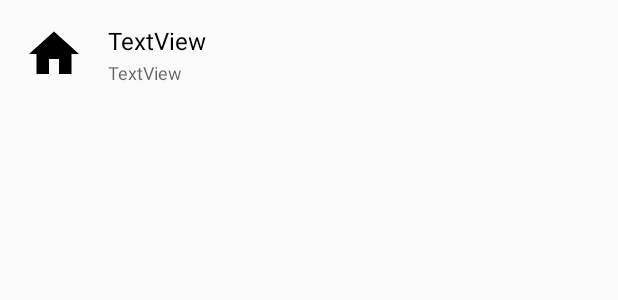
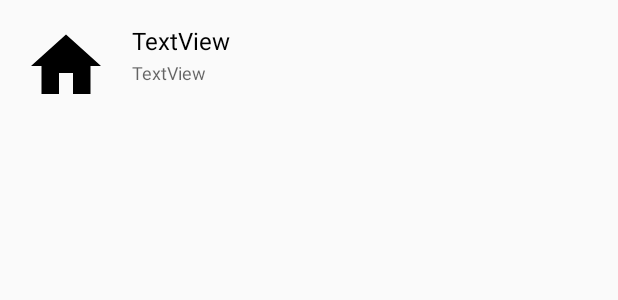
Before and after one commit to petretiandrea/subspedia-app, an Android app: the layout subtitle_details_item.xml on its own in the app's theme, with its tools: preview values and no code run, on a phone screen of 412 x 824 dp. Shown: the top 300 px of the screen. Run offline under Robolectric (Android 15) with nearby library versions, the phone set to English and light mode, and no system bars.

```diff
--- a/app/src/main/java/com/andreapetreti/subspedia/DashboardActivity.java
+++ b/app/src/main/java/com/andreapetreti/subspedia/DashboardActivity.java
@@ -1,6 +1,7 @@
 package com.andreapetreti.subspedia;
 
 import android.Manifest;
+import android.content.Intent;
 import android.content.pm.PackageManager;
 import android.os.Bundle;
 import android.support.annotation.NonNull;
--- a/app/src/main/res/layout/subtitle_details_item.xml
+++ b/app/src/main/res/layout/subtitle_details_item.xml
@@ -10,11 +10,13 @@
 
     <ImageView
         android:id="@+id/thubSub"
-        android:layout_width="40dp"
-        android:layout_height="40dp"
+        android:layout_width="56dp"
+        android:layout_height="56dp"
+        android:layout_marginStart="16dp"
         android:layout_marginLeft="16dp"
-        android:layout_marginStart="16dp"
         android:layout_marginTop="16dp"
+        android:layout_marginBottom="16dp"
+        app:layout_constraintBottom_toBottomOf="parent"
         app:layout_constraintStart_toStartOf="parent"
         app:layout_constraintTop_toTopOf="parent"
         app:srcCompat="@drawable/ic_home_black_24dp" />
```
Also changed, not shown: app/src/main/java/com/andreapetreti/subspedia/ui/fragment/TranslatingSeriesFragment.java (+10 -0 lines).
